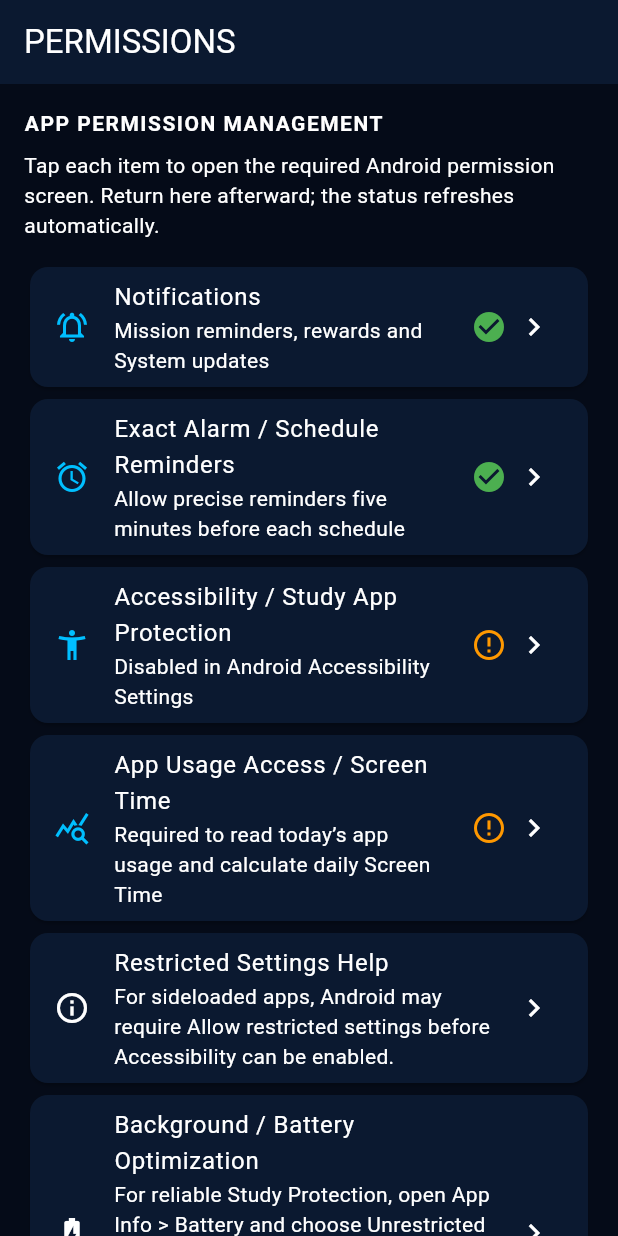
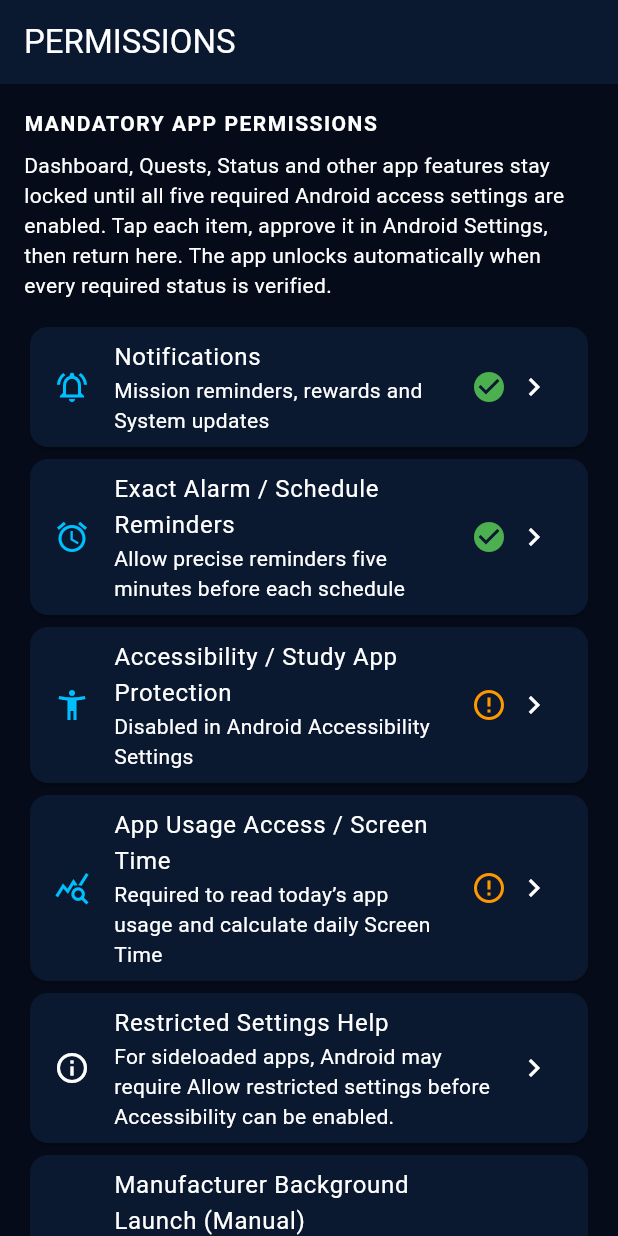
Before and after one commit to Oliur292007/SOLO-SYSTEM, a Flutter app: the screen it shows after launch, on a phone screen of 412 x 824 dp. Run offline on Flutter 3.47's test engine with Material 3 defaults, Android fonts, the phone set to English and light mode, and no system bars; our stand-ins replace flutter_local_notifications, package_info_plus, shared_preferences, supabase_flutter, timezone; accounts and stored records are empty; network calls fail.

Commit message:
Clarify mandatory permissions and OEM background settings

```diff
--- a/lib/notification_pages.dart
+++ b/lib/notification_pages.dart
@@ -263,10 +263,10 @@ class _PermissionManagementPageState extends State<PermissionManagementPage>
       body: ListView(
         padding: const EdgeInsets.all(16),
         children: [
-          const Text('APP PERMISSION MANAGEMENT',
+          const Text('MANDATORY APP PERMISSIONS',
               style: TextStyle(fontWeight: FontWeight.bold, letterSpacing: 1)),
           const SizedBox(height: 8),
-          const Text('Tap each item to open the required Android permission screen. Return here afterward; the status refreshes automatically.'),
+          const Text('Dashboard, Quests, Status and other app features stay locked until all five required Android access settings are enabled. Tap each item, approve it in Android Settings, then return here. The app unlocks automatically when every required status is verified.'),
           const SizedBox(height: 14),
           _permissionTile(
             icon: Icons.notifications_active_outlined,
@@ -363,9 +363,9 @@ class _PermissionManagementPageState extends State<PermissionManagementPage>
           Card(
             child: ListTile(
               leading: const Icon(Icons.battery_charging_full),
-              title: const Text('Background / Battery Optimization'),
+              title: const Text('Manufacturer Background Launch (Manual)'),
               subtitle: const Text(
-                'For reliable Study Protection, open App Info > Battery and choose Unrestricted or Allow background activity if available. On Infinix/XOS, also allow Auto-start or Background launch if those options are available.',
+                'Recommended for reliability: on Infinix/XOS, open App Info > Battery and choose Unrestricted or Allow background activity if available. Also enable Auto-start or Background launch if available. Android does not provide a reliable API for this manufacturer-specific setting, so Shadow Learner cannot verify it automatically.',
               ),
               trailing: const Icon(Icons.chevron_right),
               onTap: () => _open('openAppDetailsSettings'),
```
